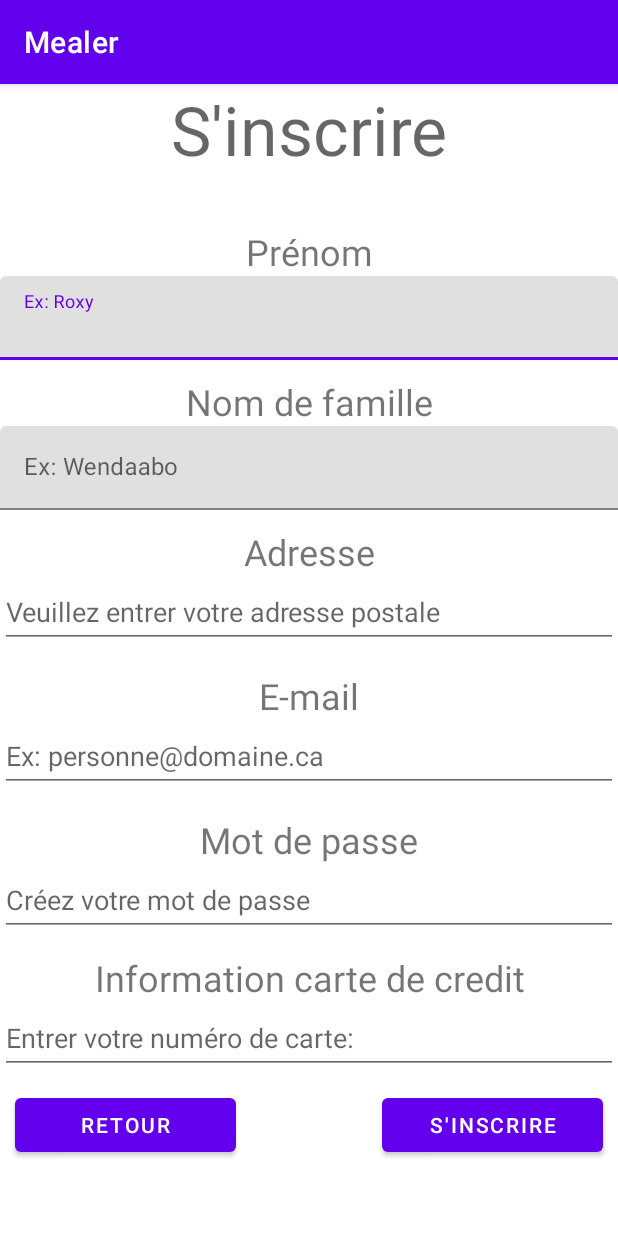
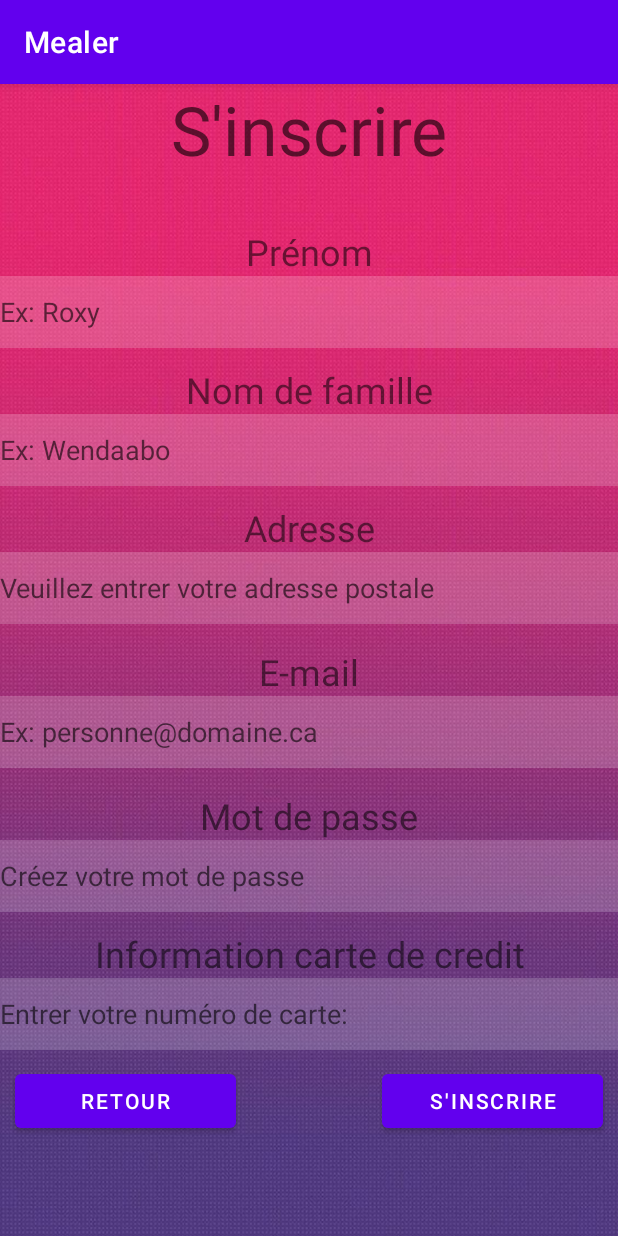
Before and after one commit to uOttawaSEGA2022/mealerGroupe15, an Android app: the SignUpClientActivity screen opened directly, with no data from a screen before it, on a phone screen of 412 x 824 dp. Run offline under Robolectric (Android 15) with nearby library versions, the phone set to English and light mode, and no system bars.

Commit message:
design signup et signup client

```diff
--- a/app/src/main/res/layout/activity_sign_up_client.xml
+++ b/app/src/main/res/layout/activity_sign_up_client.xml
@@ -4,6 +4,7 @@
     xmlns:tools="http://schemas.android.com/tools"
     android:layout_width="match_parent"
     android:layout_height="match_parent"
+    android:background="@drawable/backgroundk"
     tools:context=".SignUpClientActivity">
 
     <ScrollView
@@ -59,16 +60,15 @@
                         android:textAlignment="center"
                         android:textSize="24sp" />
 
-                    <com.google.android.material.textfield.TextInputLayout
+                    <EditText
+                        android:id="@+id/FirstNameField"
                         android:layout_width="match_parent"
-                        android:layout_height="match_parent">
+                        android:layout_height="wrap_content"
+                        android:ems="10"
+                        android:hint="Ex: Roxy"
+                        android:background="#30ffffff"
+                        android:minHeight="48dp" />
 
-                        <com.google.android.material.textfield.TextInputEditText
-                            android:id="@+id/FirstNameField"
-                            android:layout_width="match_parent"
-                            android:layout_height="wrap_content"
-                            android:hint="Ex: Roxy" />
-                    </com.google.android.material.textfield.TextInputLayout>
 
                 </LinearLayout>
 
@@ -90,16 +90,15 @@
                         android:textAlignment="center"
                         android:textSize="24sp" />
 
-                    <com.google.android.material.textfield.TextInputLayout
+                    <EditText
+                        android:id="@+id/LastNameField"
                         android:layout_width="match_parent"
-                        android:layout_height="match_parent">
+                        android:layout_height="wrap_content"
+                        android:ems="10"
+                        android:hint="Ex: Wendaabo"
+                        android:background="#30ffffff"
+                        android:minHeight="48dp" />
 
-                        <com.google.android.material.textfield.TextInputEditText
-                            android:id="@+id/LastNameField"
-                            android:layout_width="match_parent"
-                            android:layout_height="wrap_content"
-                            android:hint="Ex: Wendaabo" />
-                    </com.google.android.material.textfield.TextInputLayout>
                 </LinearLayout>
 
                 <Space
@@ -126,6 +125,7 @@
                         android:layout_height="wrap_content"
                         android:ems="10"
                         android:hint="Veuillez entrer votre adresse postale"
+                        android:background="#30ffffff"
                         android:inputType="textPostalAddress"
                         android:minHeight="48dp" />
                 </LinearLayout>
@@ -154,6 +154,7 @@
                         android:layout_height="wrap_content"
                         android:ems="10"
                         android:hint="Ex: personne@domaine.ca"
+                        android:background="#30ffffff"
                         android:inputType="textEmailAddress"
                         android:minHeight="48dp" />
                 </LinearLayout>
@@ -182,6 +183,7 @@
                         android:layout_height="wrap_content"
                         android:ems="10"
                         android:hint="Créez votre mot de passe"
+                        android:background="#30ffffff"
                         android:inputType="textPassword"
                         android:minHeight="48dp" />
 
@@ -211,6 +213,7 @@
                         android:layout_height="wrap_content"
                         android:ems="10"
                         android:hint="Entrer votre numéro de carte:"
+                        android:background="#30ffffff"
 
                         android:inputType="number"
                         android:minHeight="48dp"
```
Also changed, not shown: app/src/main/res/layout/activity_sign_up.xml (+19 -16 lines).
